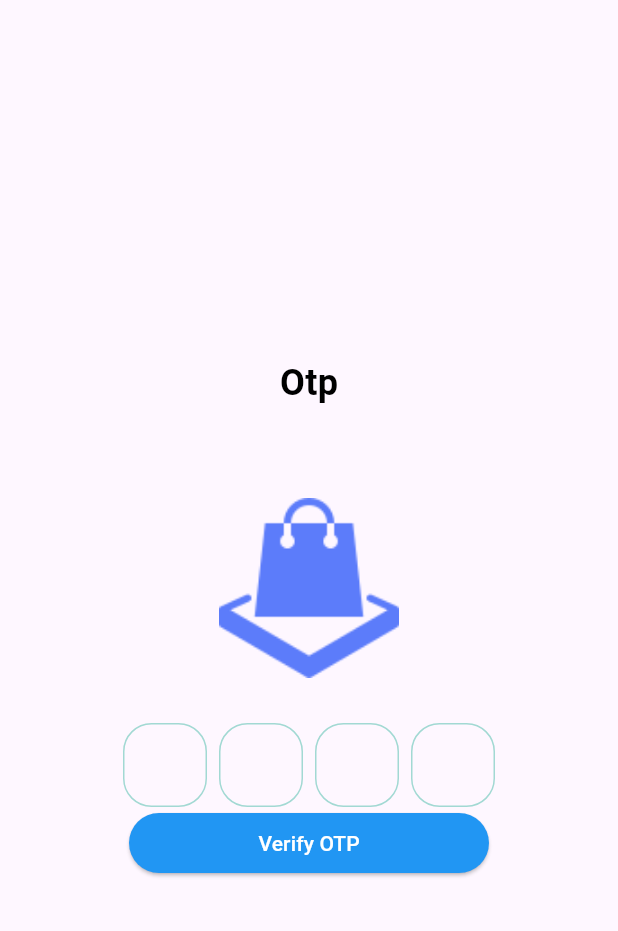
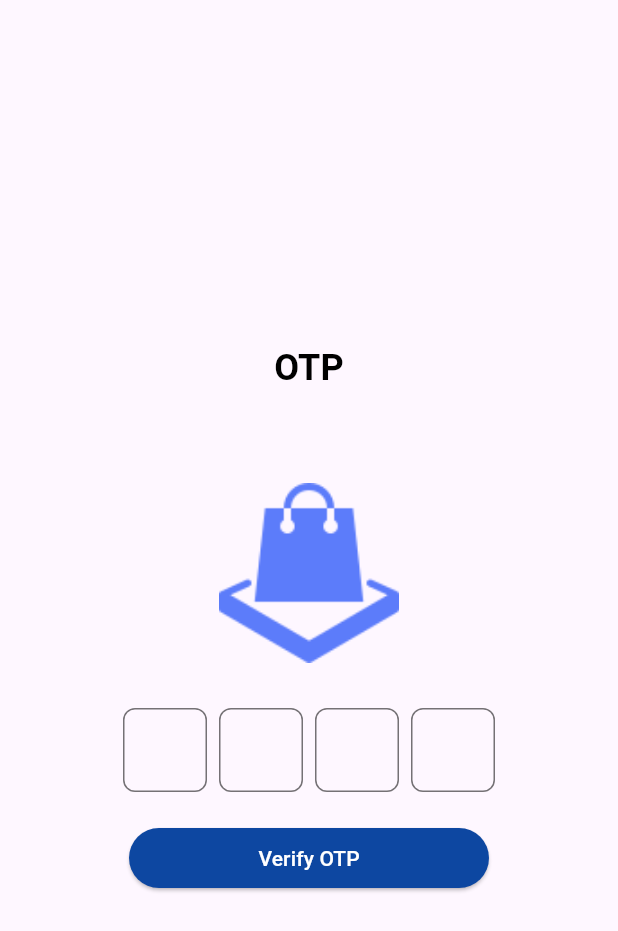
Before and after one commit to AnkushGaur999/Mera-Bazaar, a Flutter app: the OtpScreen screen opened directly, on a phone screen of 412 x 824 dp. Shown: the top 931 px of the screen. Run offline on Flutter 3.47's test engine with Material 3 defaults, Android fonts, the phone set to English and light mode, and no system bars; drawn by our look-alikes of pinput; our stand-ins replace awesome_snackbar_content.

Commit message:
Add screens

```diff
--- a/lib/ui/dashboard/notification/notification_screen.dart
+++ b/lib/ui/dashboard/notification/notification_screen.dart
@@ -5,6 +5,9 @@ class NotificationScreen extends StatelessWidget {
 
   @override
   Widget build(BuildContext context) {
-    return const Placeholder();
+    return Scaffold(
+
+
+    );
   }
 }
--- a/lib/ui/otp/opt_screen.dart
+++ b/lib/ui/otp/opt_screen.dart
@@ -1,6 +1,8 @@
+import 'package:awesome_snackbar_content/awesome_snackbar_content.dart';
 import 'package:flutter/material.dart';
 import 'package:mera_bazaar/ui/dashboard/dashboard_screen.dart';
 import 'package:mera_bazaar/ui/otp/widgets/pin_put.dart';
+import 'package:mera_bazaar/ui/widets/loading_button.dart';
 
 class OtpScreen extends StatelessWidget {
   const OtpScreen({super.key});
@@ -12,7 +14,7 @@ class OtpScreen extends StatelessWidget {
         mainAxisAlignment: MainAxisAlignment.center,
         children: [
           const Text(
-            "Otp",
+            "OTP",
             style: TextStyle(
                 color: Colors.black, fontSize: 24, fontWeight: FontWeight.bold),
           ),
@@ -21,33 +23,56 @@ class OtpScreen extends StatelessWidget {
           ),
           Center(
               child: Image.asset(
-                "assets/images/main_icon.png",
-                width: 120,
-                height: 120,
-                fit: BoxFit.contain,
-              )),
+            "assets/images/main_icon.png",
+            width: 120,
+            height: 120,
+            fit: BoxFit.contain,
+          )),
           const SizedBox(
             height: 30,
           ),
-
-          Pin_Put(),
-
-          ElevatedButton(
-              style: ElevatedButton.styleFrom(
-                  backgroundColor: Colors.blue.shade500,
-                  fixedSize: const Size(240, 40),
-                  shape: const RoundedRectangleBorder(
-                      borderRadius: BorderRadius.all(Radius.circular(20)))),
-              onPressed: () {
-                Navigator.push(context,
-                    (MaterialPageRoute(builder: (context) => const DashboardScreen())));
-              },
-              child: const Text(
-                "Verify OTP",
-                style: TextStyle(color: Colors.white),
-              ))
+          const Pin_Put(),
+          const SizedBox(
+            height: 20,
+          ),
+          LoadingButton(text: "Verify OTP", onPress: () => _delayFun(context))
         ],
       ),
     );
   }
+
+  void _delayFun(context) async {
+    await Future.delayed(const Duration(seconds: 5));
+
+    final materialBanner = MaterialBanner(
+      /// need to set following properties for best effect of awesome_snackbar_content
+      elevation: 0,
+      backgroundColor: Colors.transparent,
+      forceActionsBelow: true,
+      content: AwesomeSnackbarContent(
+        title: 'Welcome!',
+        message: 'Hey John. We please you to see here.',
+        contentType: ContentType.success,
+        // to configure for material banner
+        inMaterialBanner: true,
+      ),
+      actions: const [SizedBox.shrink()],
+    );
+    final snackBar = SnackBar(
+      elevation: 10,
+      behavior: SnackBarBehavior.floating,
+      margin: const EdgeInsets.all(5),
+      content: const Text(
+        "Mobile number verified",
+        style: TextStyle(color: Colors.white),
+      ),
+      backgroundColor: Colors.green.shade900,
+    );
+
+    ScaffoldMessenger.of(context)
+      ..hideCurrentMaterialBanner()
+      ..showMaterialBanner(materialBanner);
+    Navigator.push(context,
+        (MaterialPageRoute(builder: (context) => const DashboardScreen())));
+  }
 }
--- a/lib/ui/otp/widgets/pin_put.dart
+++ b/lib/ui/otp/widgets/pin_put.dart
@@ -9,11 +9,9 @@ class Pin_Put extends StatefulWidget {
 }
 
 class _Pin_PutState extends State<Pin_Put> {
-
   final pinController = TextEditingController();
   final focusNode = FocusNode();
   final formKey = GlobalKey<FormState>();
-
 
   @override
   void dispose() {
@@ -24,20 +22,20 @@ class _Pin_PutState extends State<Pin_Put> {
 
   @override
   Widget build(BuildContext context) {
-    const focusedBorderColor = Color.fromRGBO(23, 171, 144, 1);
-    const fillColor = Color.fromRGBO(243, 246, 249, 0);
-    const borderColor = Color.fromRGBO(23, 171, 144, 0.4);
+    // const focusedBorderColor = Color.fromRGBO(23, 171, 144, 1);
+    // const fillColor = Color.fromRGBO(243, 246, 249, 0);
+    // const borderColor = Color.fromRGBO(23, 171, 144, 0.4);
 
     final defaultPinTheme = PinTheme(
       width: 56,
       height: 56,
       textStyle: const TextStyle(
         fontSize: 22,
-        color: Color.fromRGBO(30, 60, 87, 1),
+        color: Colors.black,
       ),
       decoration: BoxDecoration(
-        borderRadius: BorderRadius.circular(19),
-        border: Border.all(color: borderColor),
+        borderRadius: BorderRadius.circular(8),
+        border: Border.all(color: Colors.black54),
       ),
     );
 
@@ -54,17 +52,13 @@ class _Pin_PutState extends State<Pin_Put> {
               controller: pinController,
               focusNode: focusNode,
               androidSmsAutofillMethod:
-              AndroidSmsAutofillMethod.smsUserConsentApi,
+                  AndroidSmsAutofillMethod.smsUserConsentApi,
               listenForMultipleSmsOnAndroid: true,
               defaultPinTheme: defaultPinTheme,
-           //   separatorBuilder: (index) => const SizedBox(width: 8),
+              //   separatorBuilder: (index) => const SizedBox(width: 8),
               validator: (value) {
                 return null;
               },
-              // onClipboardFound: (value) {
-              //   debugPrint('onClipboardFound: $value');
-              //   pinController.setText(value);
-              // },
               hapticFeedbackType: HapticFeedbackType.lightImpact,
               onCompleted: (pin) {
                 debugPrint('onCompleted: $pin');
@@ -79,21 +73,21 @@ class _Pin_PutState extends State<Pin_Put> {
                     margin: const EdgeInsets.only(bottom: 9),
                     width: 22,
                     height: 1,
-                    color: focusedBorderColor,
+                    color: Colors.black54,
                   ),
                 ],
               ),
               focusedPinTheme: defaultPinTheme.copyWith(
                 decoration: defaultPinTheme.decoration!.copyWith(
                   borderRadius: BorderRadius.circular(8),
-                  border: Border.all(color: focusedBorderColor),
+                  border: Border.all(color: Colors.black54),
                 ),
               ),
               submittedPinTheme: defaultPinTheme.copyWith(
                 decoration: defaultPinTheme.decoration!.copyWith(
-                  color: fillColor,
-                  borderRadius: BorderRadius.circular(19),
-                  border: Border.all(color: focusedBorderColor),
+                  color: Colors.white,
+                  borderRadius: BorderRadius.circular(8),
+                  border: Border.all(color: Colors.black54),
                 ),
               ),
               errorPinTheme: defaultPinTheme.copyBorderWith(
@@ -105,5 +99,4 @@ class _Pin_PutState extends State<Pin_Put> {
       ),
     );
   }
-
 }
--- /dev/null
+++ b/lib/ui/widets/loading_button.dart
@@ -0,0 +1,47 @@
+import 'package:flutter/material.dart';
+
+class LoadingButton extends StatefulWidget {
+  final String text;
+  final Function() onPress;
+
+  const LoadingButton({super.key, required this.text, required this.onPress});
+
+  @override
+  State<LoadingButton> createState() => _LoadingButtonState();
+}
+
+class _LoadingButtonState extends State<LoadingButton> {
+  bool isLoading = false;
+
+  @override
+  Widget build(BuildContext context) {
+    return ElevatedButton(
+        style: ElevatedButton.styleFrom(
+            backgroundColor: Colors.blue.shade900,
+            fixedSize: const Size(240, 40),
+            shape: const RoundedRectangleBorder(
+                borderRadius: BorderRadius.all(Radius.circular(20)))),
+        onPressed: isLoading
+            ? null
+            : () async {
+                setState(() {
+                  isLoading = true;
+                });
+                await widget.onPress();
+                setState(() {
+                  isLoading = false;
+                });
+              },
+        child: isLoading
+            ? SizedBox(
+                height: 24,
+                width: 24,
+                child: CircularProgressIndicator(
+                  color: Colors.blue.shade900,
+                ))
+            : Text(
+                widget.text,
+                style: const TextStyle(color: Colors.white),
+              ));
+  }
+}
--- a/pubspec.yaml
+++ b/pubspec.yaml
@@ -16,6 +16,7 @@ dependencies:
   cupertino_icons: ^1.0.2
   flutter_bloc: ^8.1.5
   pinput: ^4.0.0
+  awesome_snackbar_content: ^0.1.3
 
 dev_dependencies:
   flutter_test:
@@ -24,7 +25,6 @@ dev_dependencies:
   flutter_lints: ^2.0.0
 
 
-
 flutter:
 
   uses-material-design: true
```
Also changed, not shown: lib/ui/dashboard/dashboard_screen.dart (+25 -14 lines), lib/ui/dashboard/home/home_screen.dart (+16 -2 lines), lib/ui/login/login_screen.dart (+21 -17 lines), lib/ui/login/widget/mobile_text_field.dart (+3 -4 lines), pubspec.lock.
